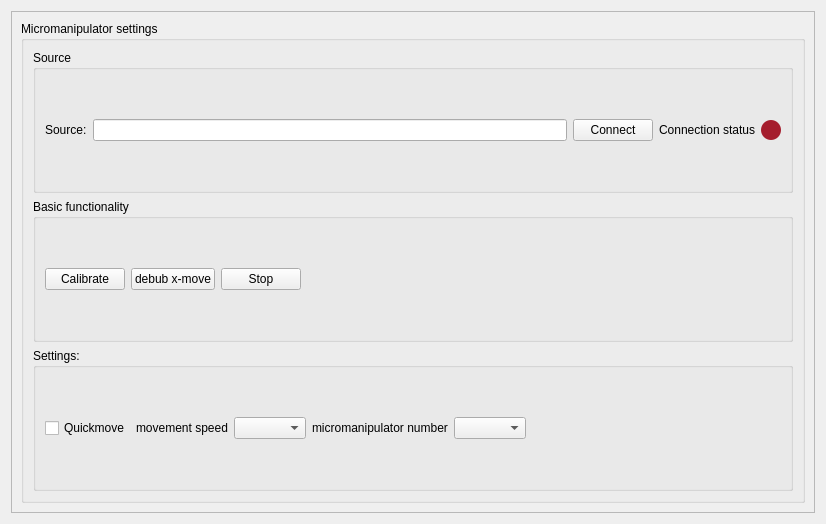
This is plugins/Sutter/Sutter_settingsWidget.ui in pyIVLS/pyIVLS as Qt 5 draws it before an edit. The edited form follows.
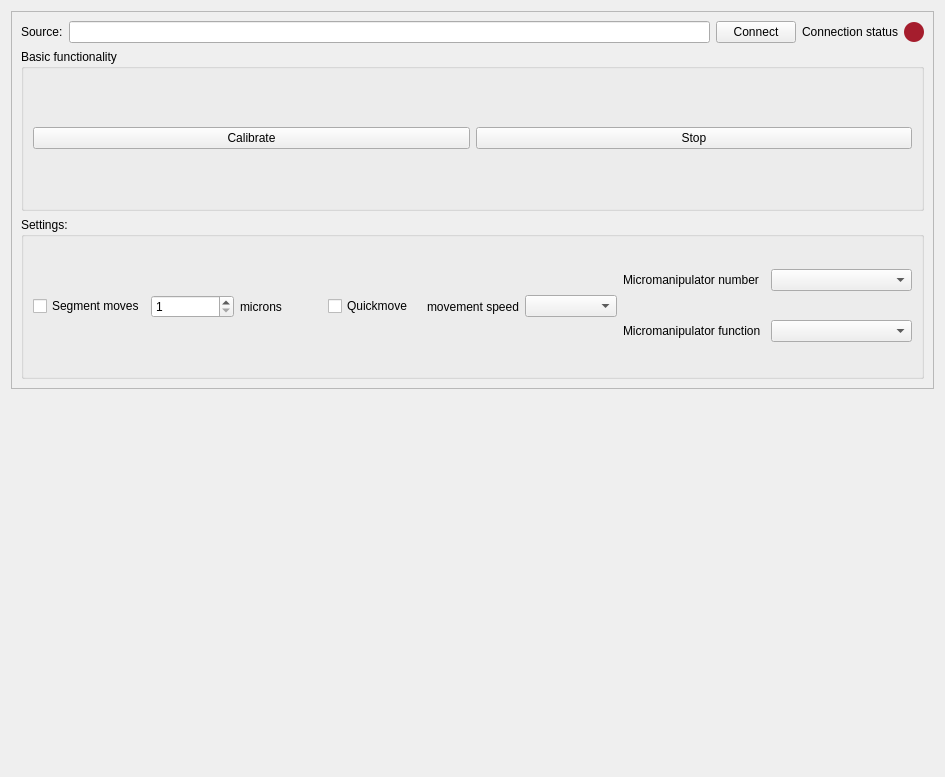
This is the edited form.

Commit message:
Major refactor to clean up Sutter: -  Added functionality and GUI for segmenting moves to smaller ones. - Low level sutter is now stateless-ish, timeouts have been shortened where possible to prevent long hangs. - Reads now done to specific expected length.
SutterGUI:
-  Bugfixes
- functionality for new ini values

What changed in the file:
```diff
--- a/plugins/Sutter/Sutter_settingsWidget.ui
+++ b/plugins/Sutter/Sutter_settingsWidget.ui
@@ -6,8 +6,8 @@
    <rect>
     <x>0</x>
     <y>0</y>
-    <width>826</width>
-    <height>524</height>
+    <width>945</width>
+    <height>777</height>
    </rect>
   </property>
   <property name="sizePolicy">
@@ -30,22 +30,14 @@
        <rect>
         <x>0</x>
         <y>0</y>
-        <width>806</width>
-        <height>504</height>
+        <width>925</width>
+        <height>375</height>
        </rect>
       </property>
       <layout class="QVBoxLayout" name="verticalLayout_2">
        <item>
-        <widget class="QGroupBox" name="groupBox_general">
-         <property name="title">
-          <string>Micromanipulator settings</string>
-         </property>
-         <layout class="QVBoxLayout" name="verticalLayout">
+        <layout class="QHBoxLayout" name="horizontalLayout_4">
           <item>
-           <widget class="QGroupBox" name="sourceBox">
-            <property name="title">
-             <string>Source</string>
-            </property>
             <layout class="QHBoxLayout" name="horizontalLayout">
              <item>
               <widget class="QLabel" name="sourceText">
@@ -61,6 +53,8 @@
                </property>
               </widget>
              </item>
+          </layout>
+         </item>
              <item>
               <widget class="QPushButton" name="connectButton">
                <property name="text">
@@ -69,12 +63,14 @@
               </widget>
              </item>
              <item>
+          <layout class="QHBoxLayout" name="horizontalLayout_3">
+           <item>
               <widget class="QLabel" name="label">
                <property name="text">
                 <string>Connection status</string>
                </property>
                <property name="alignment">
-                <set>Qt::AlignmentFlag::AlignRight|Qt::AlignmentFlag::AlignTrailing|Qt::AlignmentFlag::AlignVCenter</set>
+              <set>Qt::AlignCenter</set>
                </property>
               </widget>
              </item>
@@ -98,7 +94,8 @@
               </widget>
              </item>
             </layout>
-           </widget>
+         </item>
+        </layout>
           </item>
           <item>
            <widget class="QGroupBox" name="basicBox">
@@ -113,13 +110,6 @@
                </property>
               </widget>
              </item>
-             <item>
-              <widget class="QPushButton" name="statusButton">
-               <property name="text">
-                <string>debub x-move</string>
-               </property>
-              </widget>
-             </item>
              <item>
               <widget class="QPushButton" name="stopButton">
                <property name="text">
@@ -127,28 +117,45 @@
                </property>
               </widget>
              </item>
-             <item>
-              <spacer name="horizontalSpacer_2">
-               <property name="orientation">
-                <enum>Qt::Orientation::Horizontal</enum>
-               </property>
-               <property name="sizeHint" stdset="0">
-                <size>
-                 <width>40</width>
-                 <height>20</height>
-                </size>
-               </property>
-              </spacer>
-             </item>
             </layout>
            </widget>
           </item>
           <item>
-           <widget class="QGroupBox" name="saveBox">
+        <widget class="QGroupBox" name="settingsBox">
             <property name="title">
              <string>Settings:</string>
             </property>
-            <layout class="QHBoxLayout" name="horizontalLayout_3">
+         <layout class="QHBoxLayout" name="horizontalLayout_8">
+          <item>
+           <layout class="QHBoxLayout" name="horizontalLayout_9">
+            <item>
+             <widget class="QCheckBox" name="checkBox_segment">
+              <property name="text">
+               <string>Segment moves</string>
+              </property>
+             </widget>
+            </item>
+            <item>
+             <widget class="QSpinBox" name="spinBox_seglength">
+              <property name="minimum">
+               <number>1</number>
+              </property>
+              <property name="maximum">
+               <number>25000</number>
+              </property>
+             </widget>
+            </item>
+            <item>
+             <widget class="QLabel" name="label_4">
+              <property name="text">
+               <string>microns</string>
+              </property>
+             </widget>
+            </item>
+           </layout>
+          </item>
+          <item>
+           <layout class="QHBoxLayout" name="horizontalLayout_7">
              <item>
               <widget class="QCheckBox" name="quickBox">
                <property name="text">
@@ -169,38 +176,59 @@
              <item>
               <widget class="QComboBox" name="speedComboBox"/>
              </item>
+           </layout>
+          </item>
+          <item>
+           <layout class="QVBoxLayout" name="verticalLayout">
+            <item>
+             <layout class="QHBoxLayout" name="horizontalLayout_6">
              <item>
               <widget class="QLabel" name="label_2">
                <property name="text">
-                <string>micromanipulator number</string>
+                 <string>Micromanipulator number</string>
                </property>
               </widget>
              </item>
              <item>
               <widget class="QComboBox" name="devnumCombo"/>
              </item>
+             </layout>
+            </item>
              <item>
-              <spacer name="horizontalSpacer">
+             <layout class="QHBoxLayout" name="horizontalLayout_5">
+              <item>
+               <widget class="QLabel" name="label_3">
+                <property name="text">
+                 <string>Micromanipulator function</string>
+                </property>
+               </widget>
+              </item>
+              <item>
+               <widget class="QComboBox" name="functionCombo"/>
+              </item>
+             </layout>
+            </item>
+           </layout>
+          </item>
+         </layout>
+        </widget>
+       </item>
+      </layout>
+     </widget>
+    </widget>
+   </item>
+   <item row="1" column="0">
+    <spacer name="verticalSpacer">
                <property name="orientation">
-                <enum>Qt::Orientation::Horizontal</enum>
+      <enum>Qt::Vertical</enum>
                </property>
                <property name="sizeHint" stdset="0">
                 <size>
-                 <width>40</width>
-                 <height>20</height>
+       <width>20</width>
+       <height>40</height>
                 </size>
                </property>
               </spacer>
-             </item>
-            </layout>
-           </widget>
-          </item>
-         </layout>
-        </widget>
-       </item>
-      </layout>
-     </widget>
-    </widget>
    </item>
   </layout>
  </widget>
```
Left out of the diff: 2 changed lines with no effect on the pictures. Lines whose indentation alone changed are shown as unchanged. The commit also changes 3 other files.
